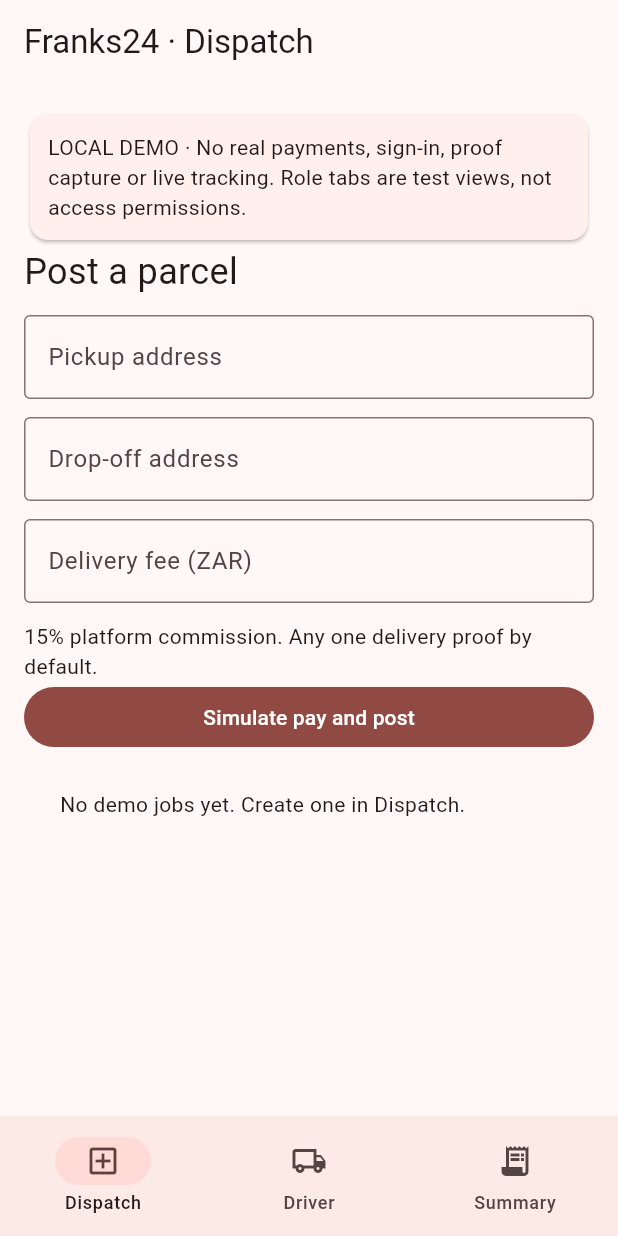
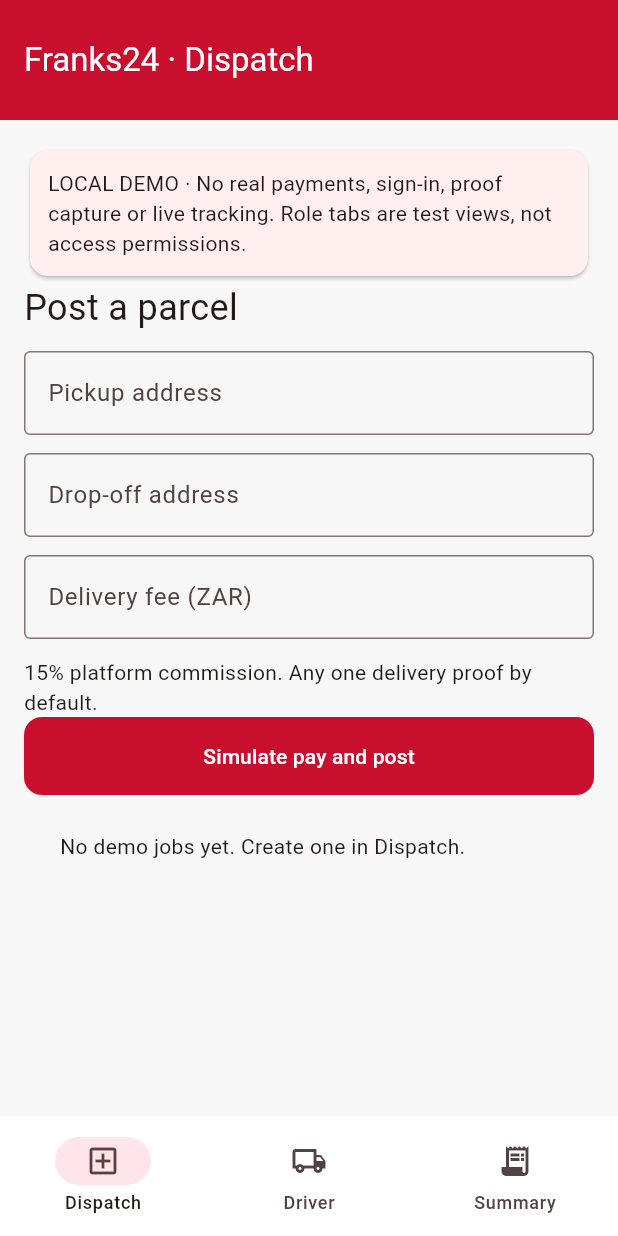
Before and after one commit to franks-24/dispatch, a Flutter app: the screen it shows after launch, on a phone screen of 412 x 824 dp. Run offline on Flutter 3.47's test engine with Material 3 defaults, Android fonts, the phone set to English and light mode, and no system bars.

Commit message:
Apply selected bold red and white mobile theme

```diff
--- a/mobile/lib/main.dart
+++ b/mobile/lib/main.dart
@@ -7,7 +7,20 @@ class PilotApp extends StatelessWidget {
   @override
   Widget build(BuildContext context) => MaterialApp(
     title: 'Franks24 · Dispatch pilot',
-    theme: ThemeData(colorSchemeSeed: const Color(0xffdc2626), useMaterial3: true),
+    theme: ThemeData(
+      colorScheme: ColorScheme.fromSeed(seedColor: const Color(0xffc8102e),
+        primary: const Color(0xffc8102e), onPrimary: Colors.white,
+        surface: Colors.white),
+      scaffoldBackgroundColor: const Color(0xfff7f7f8),
+      appBarTheme: const AppBarTheme(backgroundColor: Color(0xffc8102e),
+        foregroundColor: Colors.white, surfaceTintColor: Colors.transparent,
+        centerTitle: false, toolbarHeight: 80),
+      filledButtonTheme: FilledButtonThemeData(style: FilledButton.styleFrom(
+        minimumSize: const Size(double.infinity, 52),
+        shape: RoundedRectangleBorder(borderRadius: BorderRadius.circular(12)))),
+      navigationBarTheme: NavigationBarThemeData(
+        backgroundColor: Colors.white, indicatorColor: const Color(0xffffe5e9)),
+      useMaterial3: true),
     home: const PilotHome());
 }
 class PilotHome extends StatefulWidget {
```
